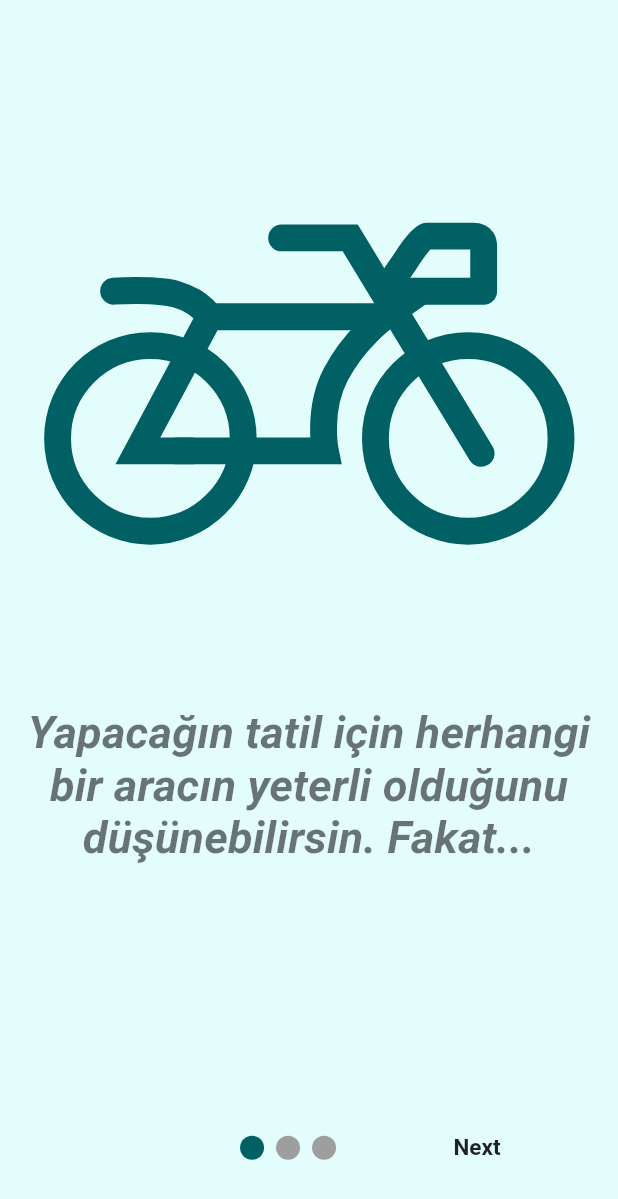
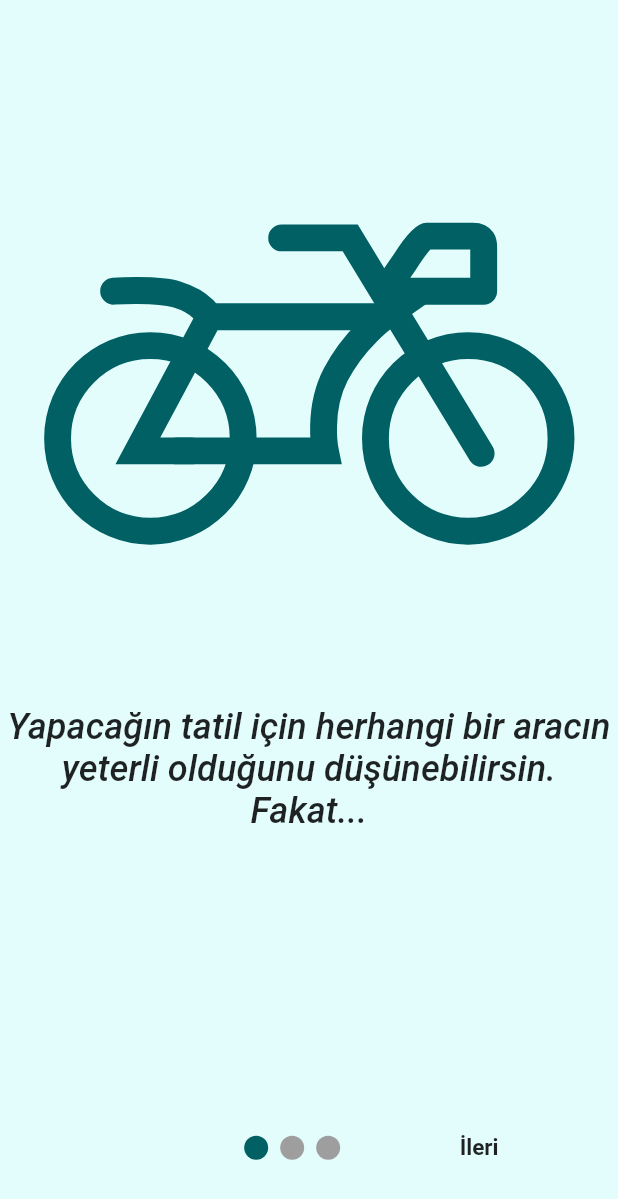
Before and after one commit to eliffozkann/Flutter_Project_with_MVVM_, a Flutter app: the screen it shows after launch, on a phone screen of 412 x 824 dp. Shown: the top 1199 px of the screen. Run offline on Flutter 3.47's test engine with Material 2 defaults, Android fonts, the phone set to English and light mode, and no system bars; drawn by our look-alikes of smooth_page_indicator; our stand-ins replace dartz, dio, flutter_spinkit, freezed_annotation, get_it, google_fonts and 5 more; missing offline and left inert: dart:ffi; generated files the repository leaves out were written again.

Commit message:
appstring edit

```diff
--- a/lib/data/network/request.dart
+++ b/lib/data/network/request.dart
@@ -5,7 +5,7 @@ class LoginRequest {
   String deviceId;
   int userDeviceTypeId;
 
-  LoginRequest(this.password, this.sign, this.deviceId, this.userDeviceTypeId);
+  LoginRequest(this.sign, this.password, this.deviceId, this.userDeviceTypeId);
 }
 
 class RegisterRequest {
--- a/lib/domain/home/main_page.dart
+++ b/lib/domain/home/main_page.dart
@@ -4,6 +4,7 @@ import 'package:flutter/material.dart';
 import 'package:flutter/scheduler.dart';
 import 'package:flutter_application_1/app/di.dart';
 import 'package:flutter_application_1/presantation/login/login_viewmodel.dart';
+import 'package:flutter_application_1/presantation/resources/strings_manager.dart';
 
 class MainPage extends StatefulWidget {
   const MainPage({super.key});
@@ -26,7 +27,8 @@ class _MainPageState extends State<MainPage> {
     return SafeArea(
       child: Scaffold(
         appBar: AppBar(
-          title: const Center(child: Text("Karavan Tipleri")),
+          automaticallyImplyLeading: false,
+          title: const Center(child: Text(AppStrings.caravanTypes)),
         ),
         body: SingleChildScrollView(
           child: Padding(
@@ -36,7 +38,7 @@ class _MainPageState extends State<MainPage> {
                 Padding(
                   padding: const EdgeInsets.only(bottom: 8.0),
                   child: Text(
-                    "Lütfen karavan tipi seçiniz:",
+                    AppStrings.selectCaravanType,
                     style: Theme.of(context).textTheme.titleSmall!.copyWith(
                           fontSize: 20,
                         ),
--- a/lib/domain/model/slider_object.dart
+++ b/lib/domain/model/slider_object.dart
@@ -1,7 +1,6 @@
 class SliderObject {
-  String title;
   String subtitle;
   String imageUrl;
 
-  SliderObject(this.title, this.imageUrl, this.subtitle);
+  SliderObject(this.imageUrl, this.subtitle);
 }
--- a/lib/presantation/onboarding/onboarding.dart
+++ b/lib/presantation/onboarding/onboarding.dart
@@ -4,6 +4,7 @@ import 'package:flutter_application_1/app/di.dart';
 import 'package:flutter_application_1/presantation/login/login_view.dart';
 import 'package:flutter_application_1/presantation/onboarding/onboarding_viewmodel.dart';
 import 'package:flutter_application_1/presantation/resources/color_manager.dart';
+import 'package:flutter_application_1/presantation/resources/strings_manager.dart';
 import 'package:lottie/lottie.dart';
 import 'package:smooth_page_indicator/smooth_page_indicator.dart';
 import 'package:google_fonts/google_fonts.dart';
@@ -73,7 +74,6 @@ class _OnBoardingViewState extends State<OnBoardingView> {
                 return Column(
                   mainAxisAlignment: MainAxisAlignment.start,
                   children: [
-                    //Expanded(child: Text(onboardingObject.sliderObject.title)),
                     Expanded(
                         flex: 4,
                         child: Lottie.asset(
@@ -87,9 +87,9 @@ class _OnBoardingViewState extends State<OnBoardingView> {
                           textAlign: TextAlign.center,
                           onboardingObject.sliderObject.subtitle,
                           style: GoogleFonts.roboto(
-                            textStyle: Theme.of(context).textTheme.headline4,
-                            fontSize: 30,
-                            fontWeight: FontWeight.w700,
+                            textStyle:
+                                Theme.of(context).textTheme.headlineSmall,
+                            fontWeight: FontWeight.w500,
                             fontStyle: FontStyle.italic,
                           ),
                         )),
@@ -106,12 +106,11 @@ class _OnBoardingViewState extends State<OnBoardingView> {
                                             const Duration(milliseconds: 200),
                                         curve: Curves.easeIn);
                                   },
-                                  child: const Text("Back",
+                                  child: const Text(AppStrings.back,
                                       style: TextStyle(
                                           fontWeight: FontWeight.bold,
                                           fontSize: 15)))
-                              : GestureDetector(
-                                  onTap: () {}, child: const Text(" ")),
+                              : const Text(" "),
                           SmoothPageIndicator(
                               effect: WormEffect(
                                   activeDotColor: ColorManager.kPrimaryColor),
@@ -125,7 +124,7 @@ class _OnBoardingViewState extends State<OnBoardingView> {
                                       return const LoginView();
                                     }));
                                   },
-                                  child: const Text("Done",
+                                  child: const Text(AppStrings.getStart,
                                       style: TextStyle(
                                           fontWeight: FontWeight.bold,
                                           fontSize: 15)))
@@ -137,7 +136,7 @@ class _OnBoardingViewState extends State<OnBoardingView> {
                                         curve: Curves.easeIn);
                                   },
                                   child: const Text(
-                                    "Next",
+                                    AppStrings.next,
                                     style: TextStyle(
                                         fontWeight: FontWeight.bold,
                                         fontSize: 15),
@@ -145,14 +144,6 @@ class _OnBoardingViewState extends State<OnBoardingView> {
                         ],
                       ),
                     ),
-                    // Expanded(
-                    //   flex: 1,
-                    //   child: SmoothPageIndicator(
-                    //       effect: WormEffect(
-                    //           activeDotColor: ColorManager.kPrimaryColor),
-                    //       controller: _pageController,
-                    //       count: 3),
-                    // ),
                   ],
                 );
               },
--- a/lib/presantation/onboarding/onboarding_viewmodel.dart
+++ b/lib/presantation/onboarding/onboarding_viewmodel.dart
@@ -3,6 +3,7 @@ import 'dart:async';
 import 'package:flutter_application_1/domain/model/slider_object.dart';
 import 'package:flutter_application_1/presantation/base/base_viewmodel.dart';
 import 'package:flutter_application_1/presantation/resources/assets_manager.dart';
+import 'package:flutter_application_1/presantation/resources/strings_manager.dart';
 
 class OnBoardingViewModel extends BaseViewModel
     with OnboardingViewModelInputs, OnboardingViewModelOutputs {
@@ -24,12 +25,9 @@ class OnBoardingViewModel extends BaseViewModel
   }
 
   List<SliderObject> _getSliderData() => [
-        SliderObject("1. Sayfa", JsonAssets.caravanLoader,
-            "Yapacağın tatil için herhangi bir aracın yeterli olduğunu düşünebilirsin. Fakat..."),
-        SliderObject("2.Sayfa", JsonAssets.karavan,
-            "CaravanApp ile yolları evin haline getirebilir, tatilini en konforlu şekilde geçirebilirsin."),
-        SliderObject("3.Sayfa", JsonAssets.welcomeHands,
-            "Çeşit çeşit karavanı keşfetmeye hazırsan, CaravanApp'e Hoşgeldin"),
+        SliderObject(JsonAssets.caravanLoader, AppStrings.onboarding1),
+        SliderObject(JsonAssets.karavan, AppStrings.onboarding2),
+        SliderObject(JsonAssets.welcomeHands, AppStrings.onboarding3),
       ];
 
   @override
--- /dev/null
+++ b/lib/presantation/resources/strings_manager.dart
@@ -0,0 +1,42 @@
+import 'package:flutter/cupertino.dart';
+
+class AppStrings {
+  static const String registerText = "Üye Olmak İçin Tıklayınız";
+  static const String login = "Giriş Yap";
+  static const String register = "Kayıt Ol";
+  static const String password = "Şifre";
+  static const String username = "Kullanıcı Adı";
+  static const String loginScreen = "Giriş Ekranı";
+
+  static const String caravanTypes = "Karavan Tipleri";
+  static const String selectCaravanType = "Lütfen karavan tipi seçiniz:";
+  static const String errorLogin = "Giriş Yaparken Hata Oluştu";
+  static const String errorRegister = "Kayıt Olurken Hata Oluştu";
+  static const String passwordMessage = "Şifreniz 3 Haneden Büyük Olmalı !!!";
+  static const String usernameMessage =
+      "Kullanıcı Adınız 3 Haneden Büyük Olmalı !!!";
+  static const String passwordAgain = "Şifreyi tekrar girin";
+  static const String newUser = "Yeni Kullanıcı";
+  static const String back = "Geri";
+  static const String next = "İleri";
+  static const String getStart = "Başla";
+  static const String onboarding1 =
+      "Yapacağın tatil için herhangi bir aracın yeterli olduğunu düşünebilirsin. Fakat...";
+  static const String onboarding2 =
+      "CaravanApp ile yolları evin haline getirebilir, tatilini en konforlu şekilde geçirebilirsin.";
+  static const String onboarding3 =
+      "Çeşit çeşit karavanı keşfetmeye hazırsan, CaravanApp'e Hoşgeldin";
+  static const String loading = "Yükleniyor...";
+  static const String error = "Hata";
+  static const String notfound = "Bulunamadı";
+  static const String succesfulRegister = "Kayıt Başarılı";
+  static const String registerPasswordError =
+      "Şifreler Uyuşmuyor !! Tekrar deneyiniz !";
+  // static const String notfound = "Bulunamadı";
+  // static const String notfound = "Bulunamadı";
+  // static const String notfound = "Bulunamadı";
+  // static const String notfound = "Bulunamadı";
+  // static const String notfound = "Bulunamadı";
+  // static const String notfound = "Bulunamadı";
+  // static const String notfound = "Bulunamadı";
+}
--- a/lib/presantation/state_renderer/state_renderer_impl.dart
+++ b/lib/presantation/state_renderer/state_renderer_impl.dart
@@ -1,5 +1,5 @@
-import 'package:flutter/cupertino.dart';
 import 'package:flutter/material.dart';
+import 'package:flutter_application_1/presantation/resources/strings_manager.dart';
 import 'package:flutter_application_1/presantation/state_renderer/state_renderer.dart';
 
 // Hangi state renderer type ekranda gösterecek onu belirliyor.
@@ -27,7 +27,7 @@ class LoadingState extends FlowState {
   String message;
 
   LoadingState({required this.stateRendererType, String? message})
-      : message = message ?? "Yükleniyor";
+      : message = message ?? AppStrings.loading;
 
   @override
   String getMesagge() => message;
```
Also changed, not shown: lib/presantation/login/login_view.dart (+22 -21 lines), lib/presantation/login/login_viewmodel.dart (+6 -8 lines), lib/presantation/register/register_view.dart (+9 -12 lines), lib/presantation/register/register_viewmodel.dart (+7 -9 lines), lib/presantation/state_renderer/state_renderer.dart (+10 -9 lines).
